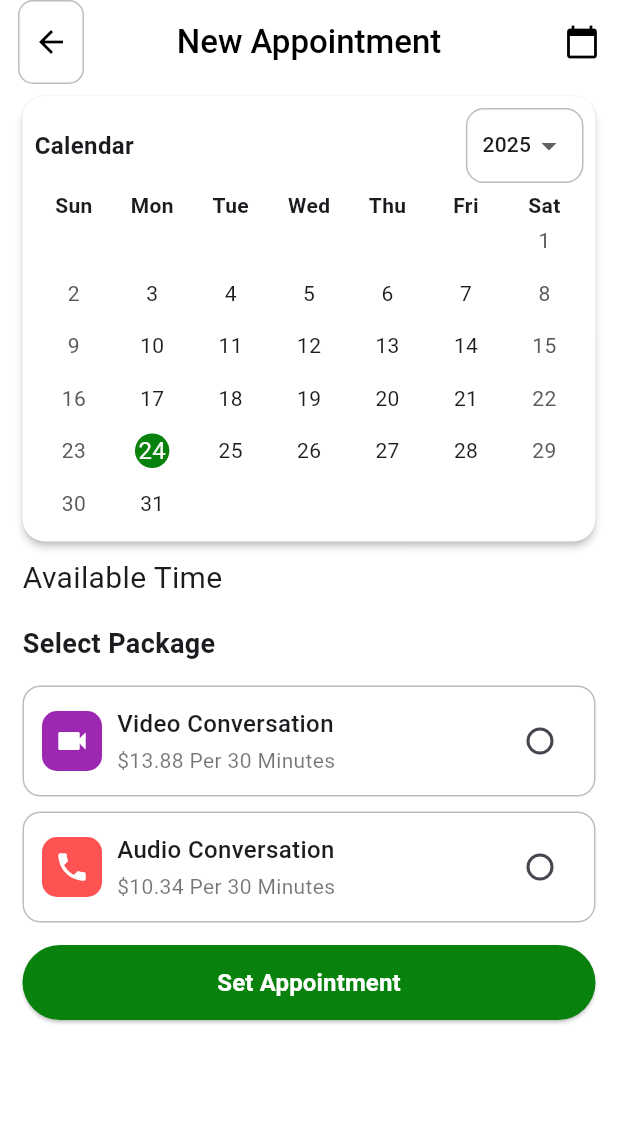
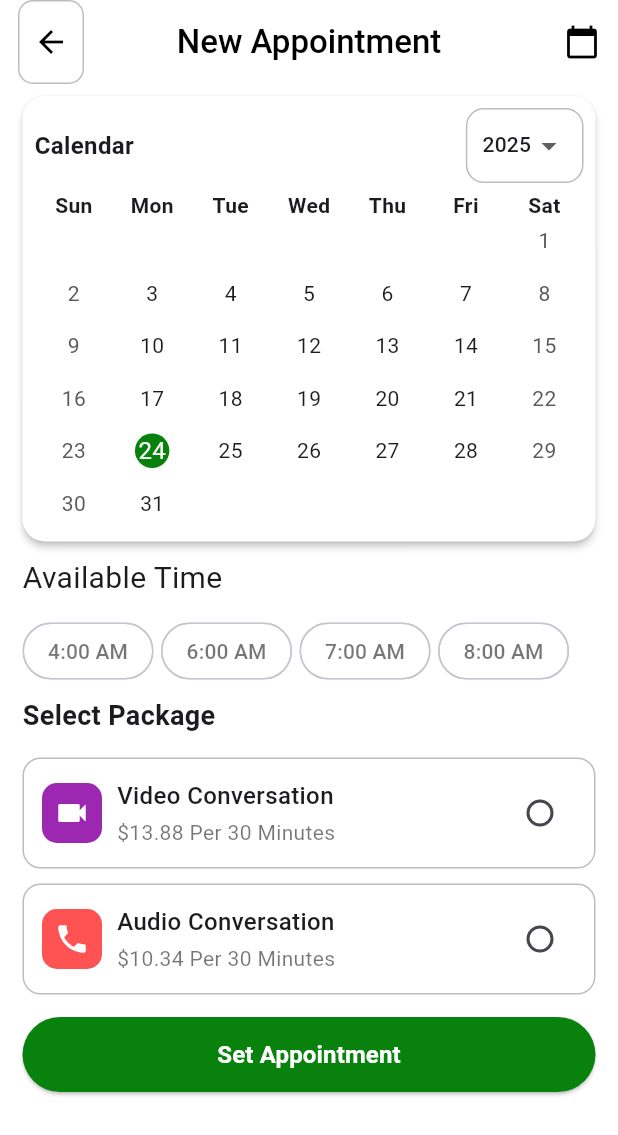
Before and after one commit to Abuubakar-Ciise/telemedicene, a Flutter app: the DoctorCard widget shown alone on an empty page, opened directly with empty values, after a tap on "Book Appointment", on a phone screen of 412 x 824 dp. Shown: the top 1135 px of the screen. Run offline on Flutter 3.47's test engine with Material 3 defaults, Android fonts, the phone set to English and light mode, and no system bars; drawn by our look-alikes of table_calendar, toastification; our stand-ins replace flutter_dotenv, flutter_rating_bar, get, google_fonts, shared_preferences; missing offline and left inert: dart_jsonwebtoken; accounts and stored records are empty; network calls fail.

Commit message:
added doctor List api

```diff
--- /dev/null
+++ b/tele/lib/Models/doctors_list_nodel.dart
@@ -0,0 +1,50 @@
+class DoctorList {
+  final String id;
+  final int status;
+  final String name;
+  final String sequenceid;
+  final String email;
+  final int consultationfee;
+  final int experienceyears;
+  final String speciality;
+  final String countries;
+  final String phone;
+  final String picture;
+  final String createDate;
+  final String hospitalname;
+  final double rating;
+  DoctorList({
+    required  this.id,
+    required this.status,
+    required this.name,
+    required this.sequenceid,
+    required this.email,
+    required this.consultationfee,
+    required this.experienceyears,
+    required this.speciality,
+    required this.countries,
+    required this.phone,
+    required this.picture,
+    required this.createDate,
+    required this.hospitalname,
+    required this.rating,
+  });
+  factory DoctorList.fromJson(Map<String,dynamic> json) {
+    return DoctorList(
+      id: json['_id'] ?? '',
+      status: json['status'] ?? 0,
+      name: json['name'] ?? 'unknow',
+      sequenceid: json['sequence_id'] ?? '',
+      email: json['email'] ?? 'unknow',
+      consultationfee: json['consultation_fee'] ?? 0,
+      experienceyears: json['experience_years'] ?? 0,
+      speciality: json['speciality'] ?? "",
+      countries: json['countries'] ?? '',
+      phone: json['phone'] ?? '',
+      picture: json['picture'] ?? '',
+      createDate: json['create_date'] ?? '',
+      hospitalname: json['hospital_name'] ?? '',
+      rating: (json['rating'] ?? 0).toDouble(),
+      );
+  }
+}
--- a/tele/lib/Models/hospital_model.dart
+++ b/tele/lib/Models/hospital_model.dart
@@ -26,9 +26,8 @@ class Hospital {
       email: json['email'] ?? '',
       address: json['address'] ?? '',
       phone: json['phone'] ?? '',
-    picture: json['picture'] ?? '',  // Ensure it's not null
+      picture: json['picture'] ?? '', // Ensure it's not null
       createDate: json['create_date'] ?? '', // Ensure it's not null
     );
   }
-
 }
--- a/tele/lib/controllers/HospitalController.dart
+++ b/tele/lib/controllers/HospitalController.dart
@@ -1,6 +1,5 @@
 import 'package:get/get.dart';
 import 'package:tele/Models/hospital_model.dart';
-import 'package:tele/services/auth_services.dart';
 import 'package:tele/services/get_api_services.dart';
 
 class HospitalController extends GetxController {
--- a/tele/lib/routes/app_routes.dart
+++ b/tele/lib/routes/app_routes.dart
@@ -5,6 +5,7 @@ import 'package:tele/views/DoctorScreens/doctor_main_screen.dart';
 import 'package:tele/views/Hospitals/HospitalListScreen.dart';
 import 'package:tele/views/auth/login_screen.dart';
 import 'package:tele/views/auth/register_screen.dart';
+import 'package:tele/views/screens/Video_Consultation_Screen.dart';
 import 'package:tele/views/screens/main_screen.dart';
 
 class AppRoutes{
@@ -14,5 +15,6 @@ class AppRoutes{
     GetPage(name: '/mainscreen', page: () => MainScreen()),
     GetPage(name: '/doctormainscreen', page: () => DoctorMainScreen()),
     GetPage(name: '/HospitalList', page: () => HospitalListScreen()),
+    GetPage(name: '/doctorList', page: () => VideoConsultationScreen()),
   ];
 }
--- a/tele/lib/views/Hospitals/HospitalListScreen.dart
+++ b/tele/lib/views/Hospitals/HospitalListScreen.dart
@@ -147,6 +147,7 @@ class _HospitalCardsState extends State<HospitalCards> {
                     ? NetworkImage("$baseUrl/${widget.picture}")
                     : AssetImage('assets/default_image.png') as ImageProvider,
                 backgroundColor: Colors.white,
+
               ),
               const SizedBox(height: 8),
               Text(
--- a/tele/lib/views/components/doctor_card.dart
+++ b/tele/lib/views/components/doctor_card.dart
@@ -1,12 +1,20 @@
+import 'package:cached_network_image/cached_network_image.dart';
 import 'package:flutter/material.dart';
+import 'package:flutter_dotenv/flutter_dotenv.dart';
+import 'package:tele/Models/doctors_list_nodel.dart';
 import 'package:tele/views/screens/appointment_screen.dart';
 import 'package:tele/views/screens/doctor_profile_screen.dart';
 
-class DoctorCard extends StatelessWidget {
-  final Map<String, dynamic> doctor;
+class DoctorCard extends StatefulWidget {
+  final DoctorList doctor;
   const DoctorCard({super.key, required this.doctor});
+  @override
+  State<DoctorCard> createState() => _DoctorCardState();
+}
 
-  @override
+class _DoctorCardState extends State<DoctorCard> {
+  static final String baseUrl =
+      dotenv.env['BASE_URL'] ?? 'http://localhost:5000';
   Widget build(BuildContext context) {
     return Card(
       color: Colors.white,
@@ -20,9 +28,13 @@ class DoctorCard extends StatelessWidget {
             Row(
               children: [
                 CircleAvatar(
-                  radius: 30,
-                  backgroundImage: NetworkImage(
-                      doctor['image']), // Replace with network image
+                  radius: 30, // Adjust size as needed
+                  backgroundImage: (widget.doctor.picture.isNotEmpty &&
+                          widget.doctor.picture != "N/A")
+                      ? CachedNetworkImageProvider("$baseUrl/${widget.doctor.picture}")
+                      : AssetImage('assets/default_image.png')
+                          as ImageProvider,
+                  backgroundColor: Colors.white,
                 ),
                 const SizedBox(width: 10),
                 Expanded(
@@ -31,22 +43,27 @@ class DoctorCard extends StatelessWidget {
                     crossAxisAlignment: CrossAxisAlignment.start,
                     children: [
                       Text(
-                        doctor['name'] ?? 'Geust',
-                        style: TextStyle(
+                        widget.doctor.name,
+                        style: const TextStyle(
                             fontWeight: FontWeight.bold, fontSize: 16),
                       ),
                       const SizedBox(height: 5),
                       Text(
-                        doctor['experience'] ?? "Experience not available",
-                        style: TextStyle(color: Colors.grey),
+                        "${widget.doctor.experienceyears} Years of Experience",
+                        style: const TextStyle(color: Colors.grey),
                       ),
                       ElevatedButton(
                         onPressed: () {
-                          Navigator.push(context,
-                          MaterialPageRoute(builder: (context) => DoctorProfileScreen(doctor: doctor)));
+                          Navigator.push(
+                            context,
+                            MaterialPageRoute(
+                                builder: (context) =>
+                                    DoctorProfileScreen(doctor: widget.doctor)),
+                          );
                         },
                         style: ElevatedButton.styleFrom(
-                          backgroundColor: Color.fromARGB(255, 9, 130, 13),
+                          backgroundColor:
+                              const Color.fromARGB(255, 9, 130, 13),
                           padding: const EdgeInsets.symmetric(
                               horizontal: 20, vertical: 6),
                           shape: RoundedRectangleBorder(
@@ -60,44 +77,43 @@ class DoctorCard extends StatelessWidget {
                   ),
                 ),
                 const Icon(Icons.star, color: Colors.amber),
-                Text(doctor['rating'] != null
-                    ? doctor['rating'].toString()
-                    : 'N/A'),
+                // Text(doctor.rating != null ? doctor.rating.toString() : 'N/A'),
+                Text(widget.doctor.rating.toString()),
               ],
             ),
             const SizedBox(height: 10),
             Padding(
-                padding: EdgeInsets.symmetric(horizontal: 5),
-                child: Column(
-                  mainAxisAlignment: MainAxisAlignment.start,
-                  crossAxisAlignment: CrossAxisAlignment.start,
-                  children: [
-                    const Divider(
-                      thickness: 1,
-                      color: Colors.greenAccent,
-                    ),
-                    const SizedBox(height: 10),
-                    Text("Hospital: ${doctor['hospital'] ?? 'N/A'}"),
-                    const SizedBox(height: 5),
-                    Text("Speciality: ${doctor['speciality'] ?? 'N/A'}"),
-                    const SizedBox(height: 5),
-                    Text("Language: ${doctor['language'] ?? 'N/A'}"),
-                    const SizedBox(height: 5),
-                    Text("Standard Charges: ${doctor['charges'] ?? 'N/A'}"),
-                    //  Text("Standard Charges: ${doctor['charges'] != null ? doctor['charges'].toString() : 'N/A'}"),
-                  ],
-                )),
+              padding: const EdgeInsets.symmetric(horizontal: 5),
+              child: Column(
+                crossAxisAlignment: CrossAxisAlignment.start,
+                children: [
+                  const Divider(thickness: 1, color: Colors.greenAccent),
+                  const SizedBox(height: 10),
+                  Text("Hospital: ${widget.doctor.hospitalname}"),
+                  const SizedBox(height: 5),
+                  Text("Speciality: ${widget.doctor.speciality}"),
+                  const SizedBox(height: 5),
+                  Text("Language: ${widget.doctor.countries}"),
+                  const SizedBox(height: 5),
+                  Text("Standard Charges: \$${widget.doctor.consultationfee}"),
+                ],
+              ),
+            ),
             const SizedBox(height: 15),
             Row(
               mainAxisAlignment: MainAxisAlignment.center,
               children: [
                 ElevatedButton(
                   onPressed: () {
-                    Navigator.push(context,
-                          MaterialPageRoute(builder: (context) => AppointmentScreen(doctor: doctor)));
+                    Navigator.push(
+                      context,
+                      MaterialPageRoute(
+                          builder: (context) =>
+                              AppointmentScreen(doctor: widget.doctor)),
+                    );
                   },
                   style: ElevatedButton.styleFrom(
-                    backgroundColor: Color.fromARGB(255, 9, 130, 13),
+                    backgroundColor: const Color.fromARGB(255, 9, 130, 13),
                     padding: const EdgeInsets.symmetric(
                         horizontal: 100, vertical: 12),
                     shape: RoundedRectangleBorder(
--- a/tele/lib/views/components/select_package.dart
+++ b/tele/lib/views/components/select_package.dart
@@ -1,8 +1,9 @@
 import 'package:flutter/material.dart';
+import 'package:tele/Models/doctors_list_nodel.dart';
 import 'package:tele/views/screens/PatientDetailsScreen.dart';
 
 class SelectPackageWidget extends StatefulWidget {
-   final Map<String, dynamic> doctor;
+   final DoctorList doctor;
   final DateTime selectedDay;
   final String? selectedTime;
   final Function(int) onPackageSelected;
--- a/tele/lib/views/screens/appointment_screen.dart
+++ b/tele/lib/views/screens/appointment_screen.dart
@@ -1,18 +1,50 @@
 import 'package:flutter/material.dart';
 import 'package:intl/intl.dart';
 import 'package:table_calendar/table_calendar.dart';
+import 'package:tele/Models/doctors_list_nodel.dart';
 import 'package:tele/views/components/available_time.dart';
 import 'package:tele/views/components/select_package.dart';
 import 'package:tele/views/screens/PatientDetailsScreen.dart';
 
 class AppointmentScreen extends StatefulWidget {
-  final Map<String, dynamic> doctor;
+  final DoctorList doctor;
   const AppointmentScreen({super.key, required this.doctor});
 
   @override
   State<AppointmentScreen> createState() => _AppointmentScreenState();
 }
 class _AppointmentScreenState extends State<AppointmentScreen> {
+  final List<Map<String, dynamic>> doctors = [
+    {
+      "name": "Eng Abuubakar Ciise",
+      "experience": "12 Years Of Experience",
+      "hospital": "Baano HealthCare Technology",
+      "speciality": "Pediatric specialist",
+      "language": "English, Somali",
+      "charges": "\$6.00",
+      "rating": 4.5,
+      "image":
+          "https://avatars.githubusercontent.com/u/138715168?v=4", // Replace with actual URL
+      "available": ["9:00", "11:30", "8:15", "10:40", "1:00 PM"]
+    },
+    {
+      "name": "Eng Adnaan Hassan ",
+      "experience": "100 Years Of Experience",
+      "hospital": "Somalia HealthCare Technology",
+      "speciality": "specialist",
+      "language": "Arabic, English",
+      "charges": "\$10.00",
+      "rating": 5.5,
+      "image":
+          "https://avatars.githubusercontent.com/u/138715168?v=4", // Replace with actual URL
+      "available": [
+        "8:00",
+        "4:00",
+        "7:00",
+        "6:00",
+      ]
+    },
+  ];
   late List<String> availableTimes;
   int? _selectedIndex;
   int? _selectedPackage;
@@ -22,7 +54,7 @@ class _AppointmentScreenState extends State<AppointmentScreen> {
   @override
   void initState() {
     super.initState();
-    availableTimes = List<String>.from(widget.doctor["available"] ?? []);
+    availableTimes = List<String>.from(doctors[1]["available"] ?? []);
     availableTimes = availableTimes.map((time) {
       DateTime dateTime = DateFormat("h:mm").parse(time);
       return DateFormat("h:mm a").format(dateTime); // Format to 12-hour AM/PM
--- a/tele/pubspec.yaml
+++ b/tele/pubspec.yaml
@@ -46,6 +46,7 @@ dependencies:
   http: ^1.3.0
   toastification: ^3.0.2
   dart_jsonwebtoken: ^3.2.0
+  cached_network_image: ^3.4.1
 
 dev_dependencies:
   flutter_test:
```
Also changed, not shown: tele/lib/controllers/doctor_list_controller.dart (added, +28 -0 lines), tele/lib/main.dart (+11 -3 lines), tele/lib/services/get_api_services.dart (+24 -0 lines), tele/lib/views/screens/PatientDetailsScreen.dart (+21 -2 lines), tele/lib/views/screens/Video_Consultation_Screen.dart (+37 -8 lines), tele/lib/views/screens/confirmation_screen.dart (+24 -12 lines), tele/lib/views/screens/doctor_profile_screen.dart (+23 -17 lines), tele/pubspec.lock, 8 other files. Lines whose indentation alone changed are shown as unchanged.
